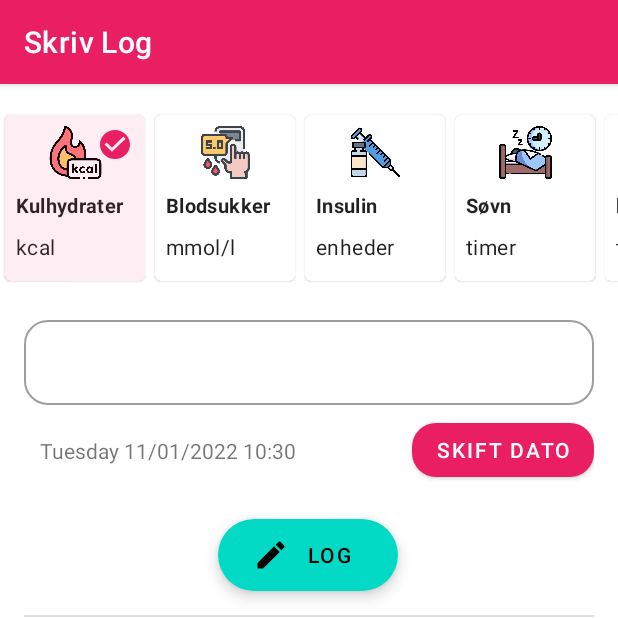
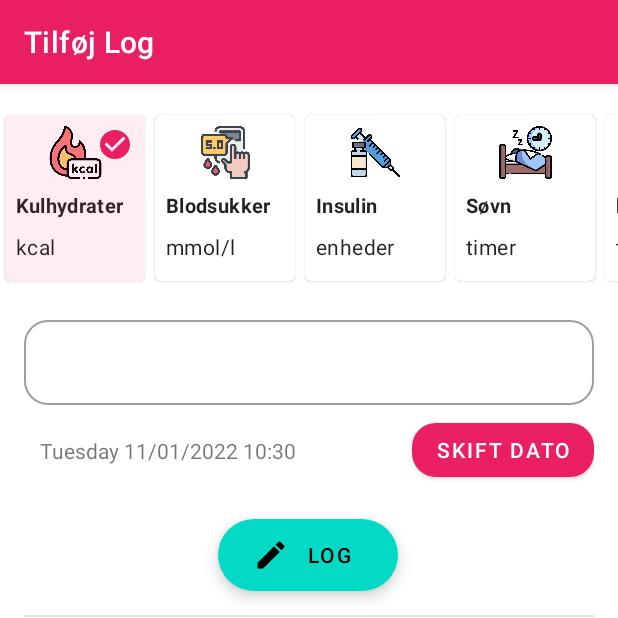
Before and after one commit to gabr0236/OpenLog, an Android app: the screen it shows after launch (MainActivity), on a phone screen of 412 x 824 dp, the top half of it. Run offline under Robolectric (Android 15) with nearby library versions, the phone set to English and light mode, and no system bars; our stand-ins replace Room's generated code, data binding, navigation-ui; 1 statement that could not run was skipped.

Commit message:
Rohan(s205352) og Mohamud(s205333) - ændret tilbage på nav_graph

```diff
--- a/app/src/main/res/navigation/nav_graph.xml
+++ b/app/src/main/res/navigation/nav_graph.xml
@@ -8,7 +8,7 @@
     <fragment
         android:id="@+id/add_log_item_fragment"
         android:name="com.example.openlog.ui.AddLogItemFragment"
-        android:label="Skriv Log"
+        android:label="@string/add_log"
         tools:layout="@layout/fragment_add_log">
         <argument
             android:name="title"
@@ -32,7 +32,7 @@
     <fragment
         android:id="@+id/edit_log_fragment"
         android:name="com.example.openlog.ui.EditLogFragment"
-        android:label="Rediger Log"
+        android:label="@string/edit_log"
         tools:layout="@layout/fragment_edit_log">
         <action
             android:id="@+id/action_edit_log_fragment_to_previous_logs_fragment"
@@ -45,13 +45,13 @@
     <fragment
         android:id="@+id/share_log_item_fragment"
         android:name="com.example.openlog.ui.ShareLogItemFragment"
-        android:label="Del"
+        android:label="@string/share_logs"
         tools:layout="@layout/fragment_share_logs" />
 
     <fragment
         android:id="@+id/previous_logs_fragment"
         android:name="com.example.openlog.ui.PreviousLogsFragment"
-        android:label="Logge"
+        android:label="@string/previous_logs"
         tools:layout="@layout/fragment_previous_logs">
         <action
             android:id="@+id/action_previous_logs_fragment_to_edit_log_fragment"
@@ -64,7 +64,7 @@
     <fragment
         android:id="@+id/create_category_fragment"
         android:name="com.example.openlog.ui.CreateCategoryFragment"
-        android:label="Opret Ny Kategori"
+        android:label="@string/create_category"
         tools:layout="@layout/fragment_create_category">
         <action
             android:id="@+id/action_create_category_fragment_to_add_log_item_fragment"
```
